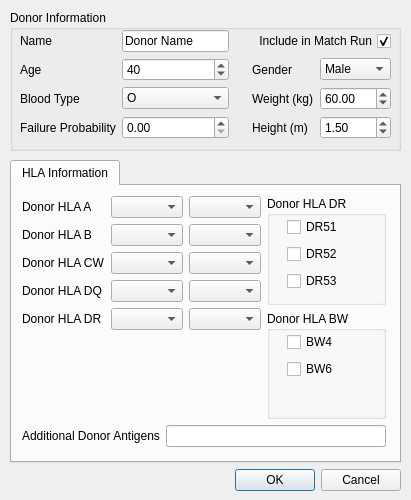
mathieubray/KPDGUI, file KPD GUI/DialogDonor.ui: the form before one commit.
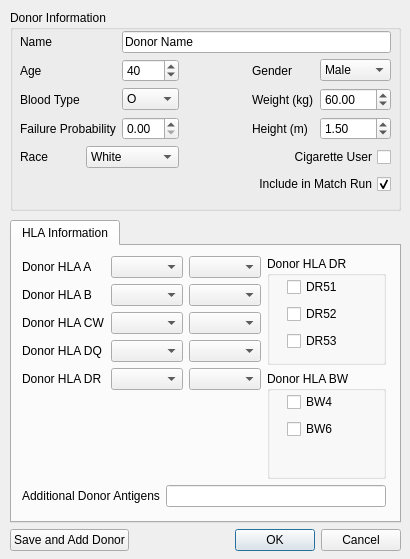
The form after the commit.

The edit to the form file:
```diff
--- a/KPD GUI/DialogDonor.ui
+++ b/KPD GUI/DialogDonor.ui
@@ -6,20 +6,20 @@
    <rect>
     <x>0</x>
     <y>0</y>
-    <width>411</width>
-    <height>500</height>
+    <width>410</width>
+    <height>559</height>
    </rect>
   </property>
   <property name="minimumSize">
    <size>
-    <width>411</width>
-    <height>500</height>
+    <width>410</width>
+    <height>559</height>
    </size>
   </property>
   <property name="maximumSize">
    <size>
-    <width>411</width>
-    <height>500</height>
+    <width>410</width>
+    <height>559</height>
    </size>
   </property>
   <property name="windowTitle">
@@ -31,19 +31,19 @@
      <x>10</x>
      <y>10</y>
      <width>391</width>
-     <height>141</height>
+     <height>201</height>
     </rect>
    </property>
    <property name="title">
     <string>Donor Information</string>
    </property>
-   <widget class="QWidget" name="">
+   <widget class="QWidget" name="layoutWidget">
     <property name="geometry">
      <rect>
       <x>10</x>
-      <y>20</y>
+      <y>21</y>
       <width>371</width>
-      <height>111</height>
+      <height>167</height>
      </rect>
     </property>
     <layout class="QGridLayout" name="gridLayout">
@@ -54,39 +54,6 @@
        </property>
       </widget>
      </item>
-     <item row="0" column="1">
-      <widget class="QLineEdit" name="donorNameLineEdit">
-       <property name="text">
-        <string>Donor Name</string>
-       </property>
-      </widget>
-     </item>
-     <item row="0" column="2">
-      <spacer name="horizontalSpacer_4">
-       <property name="orientation">
-        <enum>Qt::Horizontal</enum>
-       </property>
-       <property name="sizeHint" stdset="0">
-        <size>
-         <width>17</width>
-         <height>20</height>
-        </size>
-       </property>
-      </spacer>
-     </item>
-     <item row="0" column="3" colspan="2">
-      <widget class="QCheckBox" name="donorStatusCheckBox">
-       <property name="layoutDirection">
-        <enum>Qt::RightToLeft</enum>
-       </property>
-       <property name="text">
-        <string>Include in Match Run</string>
-       </property>
-       <property name="checked">
-        <bool>true</bool>
-       </property>
-      </widget>
-     </item>
      <item row="1" column="0">
       <widget class="QLabel" name="donorAgeLabel">
        <property name="text">
@@ -94,7 +61,7 @@
        </property>
       </widget>
      </item>
-     <item row="1" column="1">
+     <item row="1" column="2">
       <widget class="QSpinBox" name="donorAgeSpinBox">
        <property name="maximum">
         <number>130</number>
@@ -104,27 +71,27 @@
        </property>
       </widget>
      </item>
-     <item row="1" column="2">
-      <spacer name="horizontalSpacer">
-       <property name="orientation">
-        <enum>Qt::Horizontal</enum>
-       </property>
-       <property name="sizeHint" stdset="0">
-        <size>
-         <width>17</width>
-         <height>20</height>
-        </size>
-       </property>
-      </spacer>
-     </item>
      <item row="1" column="3">
+      <spacer name="horizontalSpacer">
+       <property name="orientation">
+        <enum>Qt::Horizontal</enum>
+       </property>
+       <property name="sizeHint" stdset="0">
+        <size>
+         <width>17</width>
+         <height>20</height>
+        </size>
+       </property>
+      </spacer>
+     </item>
+     <item row="1" column="4">
       <widget class="QLabel" name="donorGenderLabel">
        <property name="text">
         <string>Gender</string>
        </property>
       </widget>
      </item>
-     <item row="1" column="4">
+     <item row="1" column="5">
       <widget class="QComboBox" name="donorGenderComboBox">
        <item>
         <property name="text">
@@ -145,7 +112,7 @@
        </property>
       </widget>
      </item>
-     <item row="2" column="1">
+     <item row="2" column="2">
       <widget class="QComboBox" name="donorBTComboBox">
        <item>
         <property name="text">
@@ -169,27 +136,27 @@
        </item>
       </widget>
      </item>
-     <item row="2" column="2">
-      <spacer name="horizontalSpacer_2">
-       <property name="orientation">
-        <enum>Qt::Horizontal</enum>
-       </property>
-       <property name="sizeHint" stdset="0">
-        <size>
-         <width>17</width>
-         <height>20</height>
-        </size>
-       </property>
-      </spacer>
-     </item>
      <item row="2" column="3">
+      <spacer name="horizontalSpacer_2">
+       <property name="orientation">
+        <enum>Qt::Horizontal</enum>
+       </property>
+       <property name="sizeHint" stdset="0">
+        <size>
+         <width>17</width>
+         <height>20</height>
+        </size>
+       </property>
+      </spacer>
+     </item>
+     <item row="2" column="4">
       <widget class="QLabel" name="donorWeightLabel">
        <property name="text">
         <string>Weight (kg)</string>
        </property>
       </widget>
      </item>
-     <item row="2" column="4">
+     <item row="2" column="5">
       <widget class="QDoubleSpinBox" name="donorWeightSpinBox">
        <property name="maximum">
         <double>400.000000000000000</double>
@@ -199,37 +166,37 @@
        </property>
       </widget>
      </item>
-     <item row="3" column="0">
+     <item row="3" column="0" colspan="2">
       <widget class="QLabel" name="label">
        <property name="text">
         <string>Failure Probability</string>
        </property>
       </widget>
      </item>
-     <item row="3" column="1">
-      <widget class="QDoubleSpinBox" name="donorFailureProbabilitySpinBox"/>
-     </item>
      <item row="3" column="2">
-      <spacer name="horizontalSpacer_3">
-       <property name="orientation">
-        <enum>Qt::Horizontal</enum>
-       </property>
-       <property name="sizeHint" stdset="0">
-        <size>
-         <width>17</width>
-         <height>20</height>
-        </size>
-       </property>
-      </spacer>
+      <widget class="QDoubleSpinBox" name="donorFailureProbabilitySpinBox"/>
      </item>
      <item row="3" column="3">
+      <spacer name="horizontalSpacer_3">
+       <property name="orientation">
+        <enum>Qt::Horizontal</enum>
+       </property>
+       <property name="sizeHint" stdset="0">
+        <size>
+         <width>17</width>
+         <height>20</height>
+        </size>
+       </property>
+      </spacer>
+     </item>
+     <item row="3" column="4">
       <widget class="QLabel" name="donorHeightLabel">
        <property name="text">
         <string>Height (m)</string>
        </property>
       </widget>
      </item>
-     <item row="3" column="4">
+     <item row="3" column="5">
       <widget class="QDoubleSpinBox" name="donorHeightSpinBox">
        <property name="maximum">
         <double>3.000000000000000</double>
@@ -239,6 +206,80 @@
        </property>
       </widget>
      </item>
+     <item row="4" column="0">
+      <widget class="QLabel" name="label_2">
+       <property name="text">
+        <string>Race</string>
+       </property>
+      </widget>
+     </item>
+     <item row="4" column="1" colspan="2">
+      <widget class="QComboBox" name="donorRaceComboBox">
+       <item>
+        <property name="text">
+         <string>White</string>
+        </property>
+       </item>
+       <item>
+        <property name="text">
+         <string>Black</string>
+        </property>
+       </item>
+       <item>
+        <property name="text">
+         <string>Hispanic</string>
+        </property>
+       </item>
+       <item>
+        <property name="text">
+         <string>Other</string>
+        </property>
+       </item>
+      </widget>
+     </item>
+     <item row="4" column="3">
+      <spacer name="horizontalSpacer_4">
+       <property name="orientation">
+        <enum>Qt::Horizontal</enum>
+       </property>
+       <property name="sizeHint" stdset="0">
+        <size>
+         <width>17</width>
+         <height>20</height>
+        </size>
+       </property>
+      </spacer>
+     </item>
+     <item row="4" column="4" colspan="2">
+      <widget class="QCheckBox" name="donorCigaretteCheckBox">
+       <property name="layoutDirection">
+        <enum>Qt::RightToLeft</enum>
+       </property>
+       <property name="text">
+        <string>Cigarette User</string>
+       </property>
+      </widget>
+     </item>
+     <item row="5" column="4" colspan="2">
+      <widget class="QCheckBox" name="donorStatusCheckBox">
+       <property name="layoutDirection">
+        <enum>Qt::RightToLeft</enum>
+       </property>
+       <property name="text">
+        <string>Include in Match Run</string>
+       </property>
+       <property name="checked">
+        <bool>true</bool>
+       </property>
+      </widget>
+     </item>
+     <item row="0" column="2" colspan="4">
+      <widget class="QLineEdit" name="donorNameLineEdit">
+       <property name="text">
+        <string>Donor Name</string>
+       </property>
+      </widget>
+     </item>
     </layout>
    </widget>
   </widget>
@@ -246,7 +287,7 @@
    <property name="geometry">
     <rect>
      <x>10</x>
-     <y>160</y>
+     <y>220</y>
      <width>391</width>
      <height>331</height>
     </rect>
@@ -463,7 +504,14 @@
     <item>
      <layout class="QHBoxLayout" name="buttonLayout">
       <item>
-       <spacer name="buttonSpacer">
+       <widget class="QPushButton" name="additionalDonorButton">
+        <property name="text">
+         <string>Save and Add Donor</string>
+        </property>
+       </widget>
+      </item>
+      <item>
+       <spacer name="horizontalSpacer_5">
         <property name="orientation">
          <enum>Qt::Horizontal</enum>
         </property>
```
Left out of the diff: 45 changed lines with no effect on the pictures.
